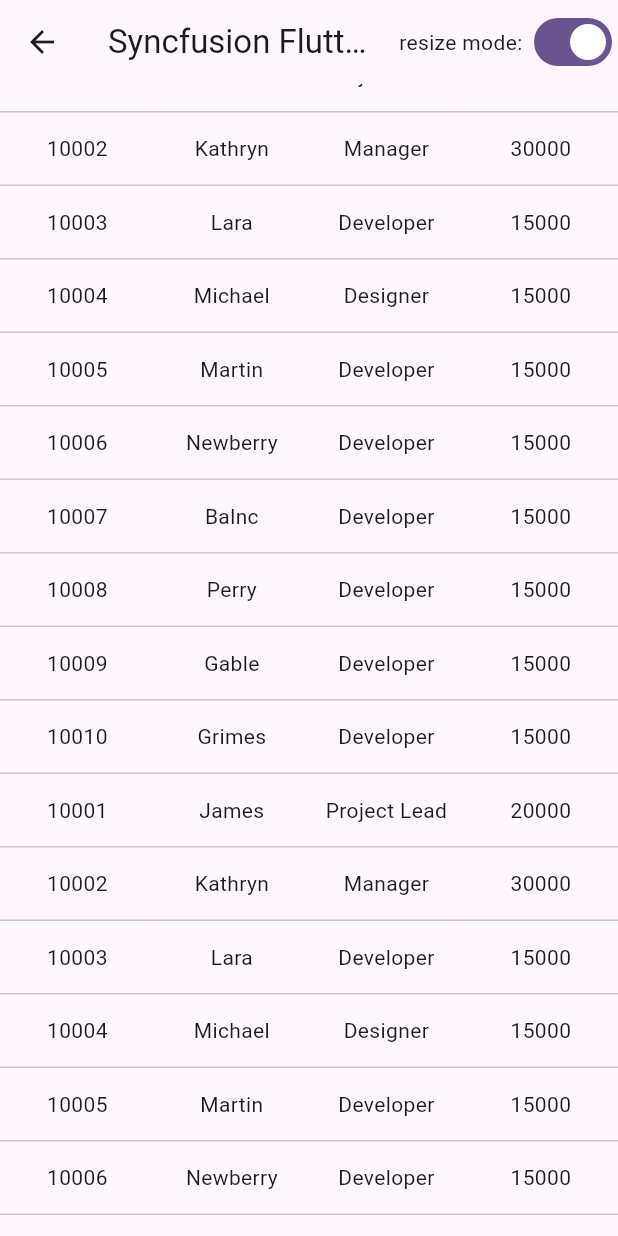
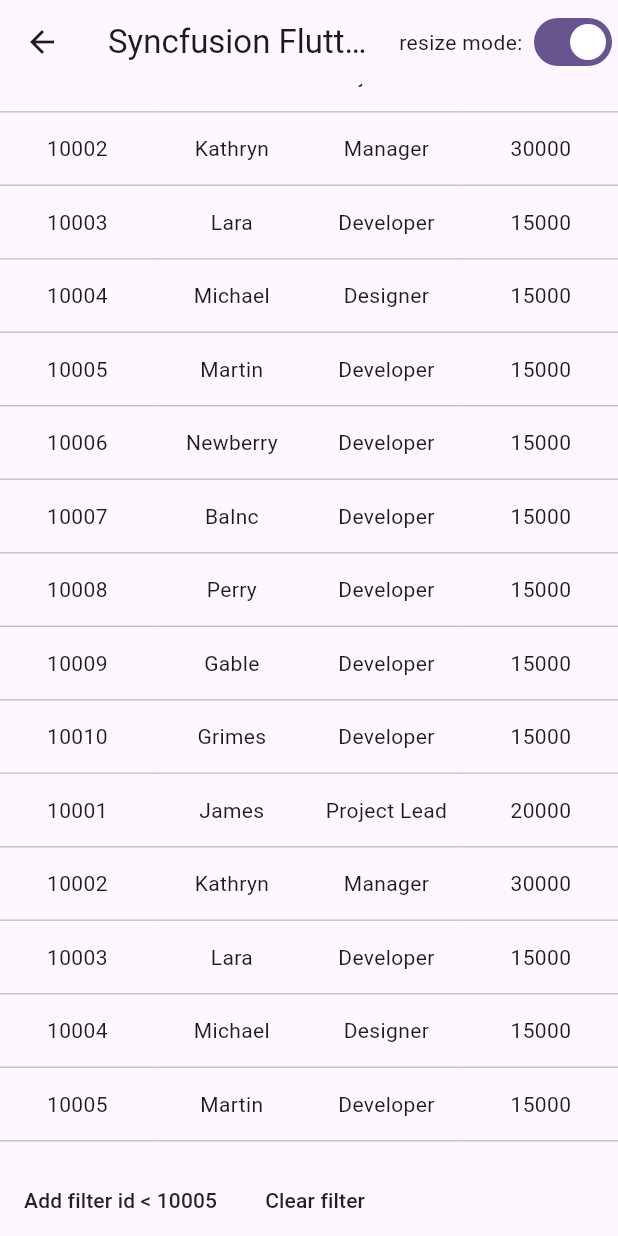
Before and after one commit to sv-makh/table_showcase, a Flutter app: the SyncfusionPage screen opened by its route, scrolled down 576 dp, on a phone screen of 412 x 824 dp. Run offline on Flutter 3.47's test engine with Material 2 defaults, Android fonts, the phone set to English and light mode, and no system bars; drawn by our look-alikes of syncfusion_flutter_datagrid; our stand-ins replace data_table_2, faker, flutter_riverpod, google_fonts; missing offline and left inert: crud_table, darq, paged_datatable, responsive_table, scrollable_table_view.

Commit message:
sync features

```diff
--- a/lib/main.dart
+++ b/lib/main.dart
@@ -9,7 +9,7 @@ import 'package:flutter_riverpod/flutter_riverpod.dart';
 import 'package:tables_showcase/pages/scrollable_table_view/scrollable_table_view_page.dart';
 import 'package:flutter_localizations/flutter_localizations.dart';
 import 'package:google_fonts/google_fonts.dart';
-import 'package:tables_showcase/pages/syncfusion_page.dart';
+import 'package:tables_showcase/pages/syncfusion_datagrid/syncfusion_page.dart';
 
 import 'l10n/generated/l10n.dart';
 
--- a/lib/pages/syncfusion_page.dart
+++ b/lib/pages/syncfusion_datagrid/syncfusion_page.dart
@@ -46,8 +46,14 @@ class _SyncfusionPageState extends State<SyncfusionPage> {
               })
         ],
       ),
-      body: SfDataGrid(
+      body: Column(
+        children: [
+          Expanded(
+            child: SfDataGrid(
+              allowFiltering: true,
+              allowSorting: true,
               allowColumnsResizing: true,
+              allowColumnsDragging: true,
               columnResizeMode: resizeMode
                   ? ColumnResizeMode.onResize
                   : ColumnResizeMode.onResizeEnd,
@@ -101,6 +107,28 @@ class _SyncfusionPageState extends State<SyncfusionPage> {
                         padding: EdgeInsets.all(8.0),
                         alignment: Alignment.center,
                         child: Text('Salary'))),
+              ],
+            ),
+          ),
+          Row(
+            children: [
+              MaterialButton(
+                child: Text('Add filter id < 10005'),
+                onPressed: () {
+                  employeeDataSource.addFilter(
+                    'id',
+                    FilterCondition(type: FilterType.lessThan, value: 10005),
+                  );
+                },
+              ),
+              MaterialButton(
+                onPressed: () {
+                  employeeDataSource.clearFilters();
+                },
+                child: Text('Clear filter'),
+              )
+            ],
+          ),
         ],
       ),
     );
```
Also changed, not shown: lib/pages/syncfusion_datagrid/order_info.dart (added, +25 -0 lines). Lines whose indentation alone changed are shown as unchanged.
